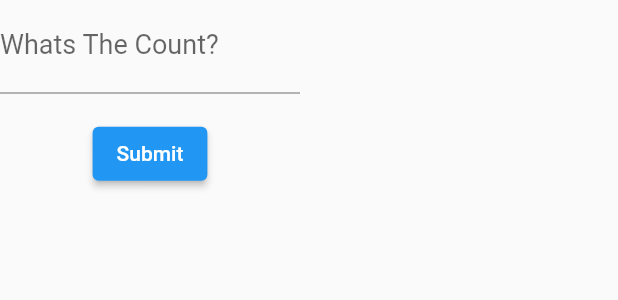
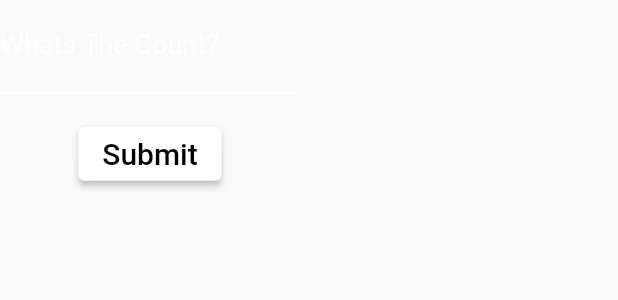
Before and after one commit to Eric-Lingren/count_champ, a Flutter app: the CheckCountForm widget shown alone on an empty page, opened directly with empty values, on a phone screen of 412 x 824 dp. Shown: the top 300 px of the screen. Run offline on Flutter 3.47's test engine with Material 2 defaults, Android fonts, the phone set to English and light mode, and no system bars; our stand-ins replace audioplayers, bloc, equatable, flutter_bloc, hydrated_bloc, test_api.

Commit message:
adding styling to count trainer

```diff
--- a/lib/main.dart
+++ b/lib/main.dart
@@ -97,7 +97,7 @@ class _MyAppState extends State<MyApp> {
       ],
       child: MaterialApp(
         title: 'Count Champ',
-        initialRoute: '/running_count_trainer',
+        // initialRoute: '/running_count_trainer',
         // initialRoute: '/achievements',
         // initialRoute: '/basic_strategy_trainer',
         theme: ThemeData(
--- a/lib/widgets/count_widgets/check_count_form.dart
+++ b/lib/widgets/count_widgets/check_count_form.dart
@@ -35,6 +35,7 @@ class _CheckCountFormState extends State<CheckCountForm> {
           crossAxisAlignment: CrossAxisAlignment.center,
           children: [
             TextFormField(
+              cursorColor: Colors.white,
               textAlign: TextAlign.center,
               controller: formController,
               keyboardType: TextInputType.number,
@@ -54,12 +55,24 @@ class _CheckCountFormState extends State<CheckCountForm> {
               },
               decoration: const InputDecoration(
                 labelText: "Whats The Count?",
+                labelStyle: TextStyle(
+                  color: Colors.white
+                ),
+                enabledBorder: UnderlineInputBorder(
+                  borderSide: BorderSide(color: Colors.white),
+                ),
+                focusedBorder: UnderlineInputBorder(
+                  borderSide: BorderSide(color: Colors.white),
+                ),
               ),
-              style: const TextStyle(fontSize: 18),
+              style: const TextStyle(fontSize: 18, color: Colors.white),
             ),
             Padding(
               padding: const EdgeInsets.symmetric(vertical: 16.0),
               child: ElevatedButton(
+                style: ElevatedButton.styleFrom(
+                  primary: Colors.white,
+                ),
                 onPressed: () {
                   //* Hides the keyboard
                   if (!currentFocus.hasPrimaryFocus) {
@@ -71,7 +84,13 @@ class _CheckCountFormState extends State<CheckCountForm> {
                         formController.text, widget.runningCount);
                   }
                 },
-                child: const Text('Submit'),
+                child: const Text(
+                  'Submit',
+                  style: TextStyle(
+                    fontSize: 20.0,
+                    color: Colors.black,
+                  ),
+                ),
               ),
             ),
           ],
--- a/pubspec.yaml
+++ b/pubspec.yaml
@@ -67,6 +67,7 @@ flutter:
     - assets/images/cards/card_faces/
     - assets/images/cards/card_backs/
     - assets/images/chips/
+    - assets/images/backgrounds/
     - assets/data/
     - assets/audio/
 
```
Also changed, not shown: lib/pages/home.dart (+23 -2 lines), lib/pages/running_count_trainer.dart (+133 -55 lines), lib/widgets/count_widgets/running_count_header_widget.dart (+10 -2 lines).
